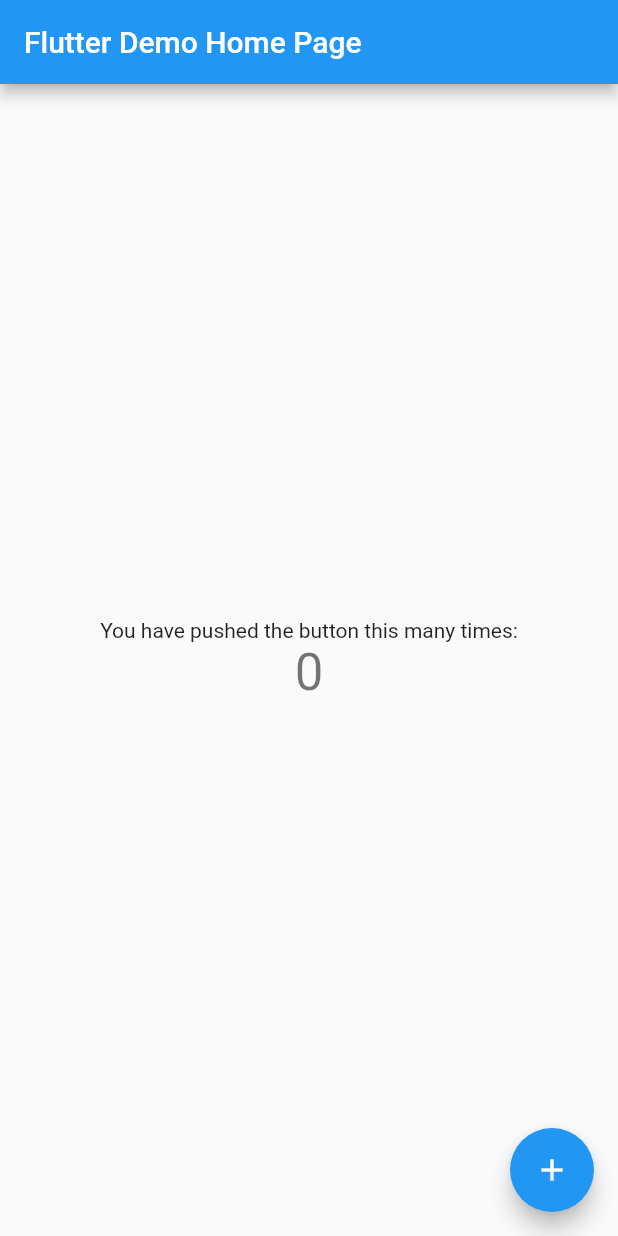
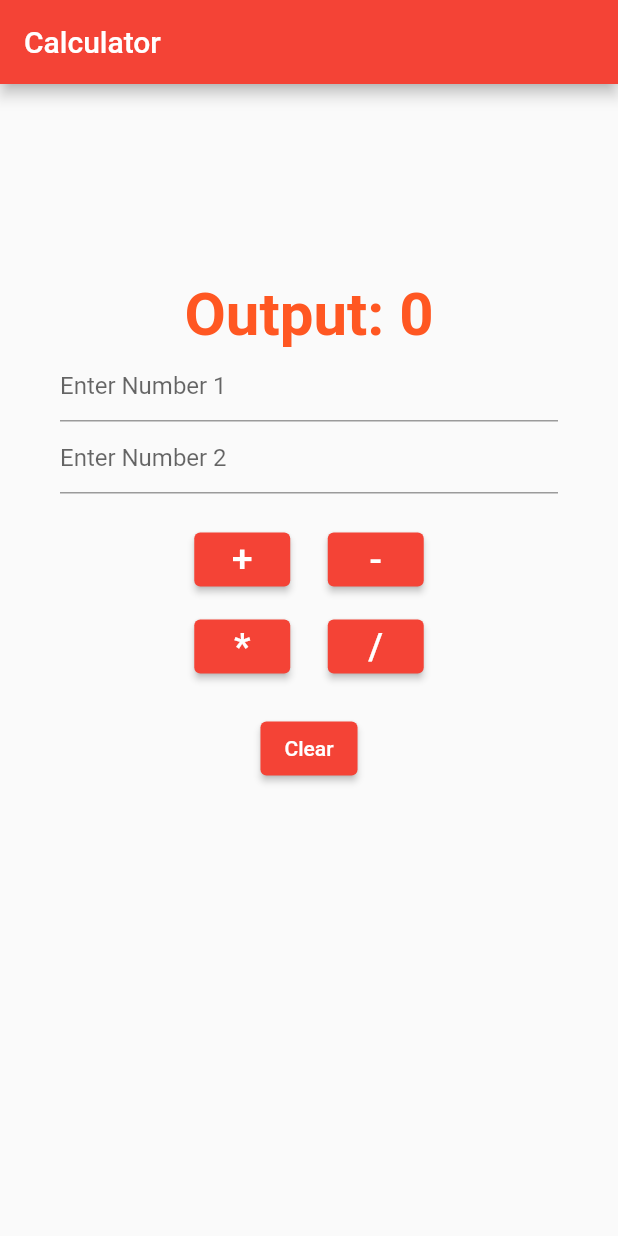
Before and after one commit to artichaudhary0/calculator, a Flutter app: the screen it shows after launch, on a phone screen of 412 x 824 dp. Run offline on Flutter 3.47's test engine with Material 2 defaults, Android fonts, the phone set to English and light mode, and no system bars.

Commit message:
Simple Calculator

```diff
--- a/lib/home_page.dart
+++ b/lib/home_page.dart
@@ -0,0 +1,164 @@
+import 'package:flutter/material.dart';
+
+class HomePage extends StatefulWidget {
+  const HomePage({Key? key}) : super(key: key);
+
+  @override
+  State<HomePage> createState() => _HomePageState();
+}
+
+class _HomePageState extends State<HomePage> {
+  var num1 = 1, num2 = 0, sum = 0;
+  final TextEditingController t1 = TextEditingController();
+  final TextEditingController t2 = TextEditingController();
+
+  void doAddition() {
+    setState(() {
+      num1 = int.parse(t1.text);
+      num2 = int.parse(t2.text);
+      sum = num1 + num2;
+    });
+  }
+
+  void doSubtraction() {
+    setState(() {
+      num1 = int.parse(t1.text);
+      num2 = int.parse(t2.text);
+      sum = num1 - num2;
+    });
+  }
+
+  void doMultiplication() {
+    setState(() {
+      num1 = int.parse(t1.text);
+      num2 = int.parse(t2.text);
+      sum = num1 * num2;
+    });
+  }
+
+  void doDivision() {
+    setState(() {
+      num1 = int.parse(t1.text);
+      num2 = int.parse(t2.text);
+      sum = num1 ~/ num2;
+    });
+  }
+
+  void doClear() {
+    setState(() {
+      t1.text = "0";
+      t2.text = "0";
+    });
+  }
+
+  @override
+  Widget build(BuildContext context) {
+    return Scaffold(
+      appBar: AppBar(
+        title: Text("Calculator"),
+      ),
+      body: SingleChildScrollView(
+        child: Container(
+          padding: EdgeInsets.all(40.0),
+          child: Column(
+            mainAxisAlignment: MainAxisAlignment.center,
+            children: [
+              Padding(
+                padding: EdgeInsets.fromLTRB(0, 90, 0, 0),
+              ),
+              Text(
+                "Output: $sum",
+                style: TextStyle(
+                    fontSize: 40.0,
+                    color: Colors.deepOrange,
+                    fontWeight: FontWeight.bold),
+              ),
+              TextFormField(
+                keyboardType: TextInputType.number,
+                decoration: InputDecoration(hintText: "Enter Number 1"),
+                controller: t1,
+              ),
+              TextFormField(
+                keyboardType: TextInputType.number,
+                decoration: InputDecoration(hintText: "Enter Number 2"),
+                controller: t2,
+              ),
+              Padding(
+                padding: EdgeInsets.only(top: 20.0),
+              ),
+              Row(
+                mainAxisAlignment: MainAxisAlignment.center,
+                children: [
+                  ElevatedButton(
+                    onPressed: () {
+                      doAddition();
+                    },
+                    child: Text(
+                      "+",
+                      style: TextStyle(fontSize: 25.0),
+                    ),
+                  ),
+                  SizedBox(
+                    width: 25,
+                  ),
+                  ElevatedButton(
+                    onPressed: () {
+                      doSubtraction();
+                    },
+                    child: Text(
+                      "-",
+                      style: TextStyle(fontSize: 25.0),
+                    ),
+                  ),
+                ],
+              ),
+              Padding(
+                padding: EdgeInsets.all(5.0),
+              ),
+              Row(
+                mainAxisAlignment: MainAxisAlignment.center,
+                children: [
+                  ElevatedButton(
+                    onPressed: () {
+                      doMultiplication();
+                    },
+                    child: Text(
+                      "*",
+                      style: TextStyle(fontSize: 25.0),
+                    ),
+                  ),
+                  SizedBox(
+                    width: 25,
+                  ),
+                  ElevatedButton(
+                    onPressed: () {
+                      doDivision();
+                    },
+                    child: Text(
+                      "/",
+                      style: TextStyle(fontSize: 25.0),
+                    ),
+                  ),
+                ],
+              ),
+              Padding(
+                padding: EdgeInsets.only(top: 20.0),
+              ),
+              Row(
+                mainAxisAlignment: MainAxisAlignment.center,
+                children: [
+                  ElevatedButton(
+                    onPressed: () {
+                      doClear();
+                    },
+                    child: Text("Clear"),
+                  ),
+                ],
+              ),
+            ],
+          ),
+        ),
+      ),
+    );
+  }
+}
--- a/lib/main.dart
+++ b/lib/main.dart
@@ -1,115 +1,18 @@
 import 'package:flutter/material.dart';
 
-void main() {
-  runApp(const MyApp());
-}
+import 'home_page.dart';
+
+void main() => runApp(const MyApp());
 
 class MyApp extends StatelessWidget {
   const MyApp({Key? key}) : super(key: key);
 
-  // This widget is the root of your application.
   @override
   Widget build(BuildContext context) {
     return MaterialApp(
-      title: 'Flutter Demo',
-      theme: ThemeData(
-        // This is the theme of your application.
-        //
-        // Try running your application with "flutter run". You'll see the
-        // application has a blue toolbar. Then, without quitting the app, try
-        // changing the primarySwatch below to Colors.green and then invoke
-        // "hot reload" (press "r" in the console where you ran "flutter run",
-        // or simply save your changes to "hot reload" in a Flutter IDE).
-        // Notice that the counter didn't reset back to zero; the application
-        // is not restarted.
-        primarySwatch: Colors.blue,
-      ),
-      home: const MyHomePage(title: 'Flutter Demo Home Page'),
+      title: "Calculator App",
+      theme: ThemeData(primarySwatch: Colors.red),
+      home: HomePage(),
     );
   }
 }
-
-class MyHomePage extends StatefulWidget {
-  const MyHomePage({Key? key, required this.title}) : super(key: key);
-
-  // This widget is the home page of your application. It is stateful, meaning
-  // that it has a State object (defined below) that contains fields that affect
-  // how it looks.
-
-  // This class is the configuration for the state. It holds the values (in this
-  // case the title) provided by the parent (in this case the App widget) and
-  // used by the build method of the State. Fields in a Widget subclass are
-  // always marked "final".
-
-  final String title;
-
-  @override
-  State<MyHomePage> createState() => _MyHomePageState();
-}
-
-class _MyHomePageState extends State<MyHomePage> {
-  int _counter = 0;
-
-  void _incrementCounter() {
-    setState(() {
-      // This call to setState tells the Flutter framework that something has
-      // changed in this State, which causes it to rerun the build method below
-      // so that the display can reflect the updated values. If we changed
-      // _counter without calling setState(), then the build method would not be
-      // called again, and so nothing would appear to happen.
-      _counter++;
-    });
-  }
-
-  @override
-  Widget build(BuildContext context) {
-    // This method is rerun every time setState is called, for instance as done
-    // by the _incrementCounter method above.
-    //
-    // The Flutter framework has been optimized to make rerunning build methods
-    // fast, so that you can just rebuild anything that needs updating rather
-    // than having to individually change instances of widgets.
-    return Scaffold(
-      appBar: AppBar(
-        // Here we take the value from the MyHomePage object that was created by
-        // the App.build method, and use it to set our appbar title.
-        title: Text(widget.title),
-      ),
-      body: Center(
-        // Center is a layout widget. It takes a single child and positions it
-        // in the middle of the parent.
-        child: Column(
-          // Column is also a layout widget. It takes a list of children and
-          // arranges them vertically. By default, it sizes itself to fit its
-          // children horizontally, and tries to be as tall as its parent.
-          //
-          // Invoke "debug painting" (press "p" in the console, choose the
-          // "Toggle Debug Paint" action from the Flutter Inspector in Android
-          // Studio, or the "Toggle Debug Paint" command in Visual Studio Code)
-          // to see the wireframe for each widget.
-          //
-          // Column has various properties to control how it sizes itself and
-          // how it positions its children. Here we use mainAxisAlignment to
-          // center the children vertically; the main axis here is the vertical
-          // axis because Columns are vertical (the cross axis would be
-          // horizontal).
-          mainAxisAlignment: MainAxisAlignment.center,
-          children: <Widget>[
-            const Text(
-              'You have pushed the button this many times:',
-            ),
-            Text(
-              '$_counter',
-              style: Theme.of(context).textTheme.headline4,
-            ),
-          ],
-        ),
-      ),
-      floatingActionButton: FloatingActionButton(
-        onPressed: _incrementCounter,
-        tooltip: 'Increment',
-        child: const Icon(Icons.add),
-      ), // This trailing comma makes auto-formatting nicer for build methods.
-    );
-  }
-}
```
